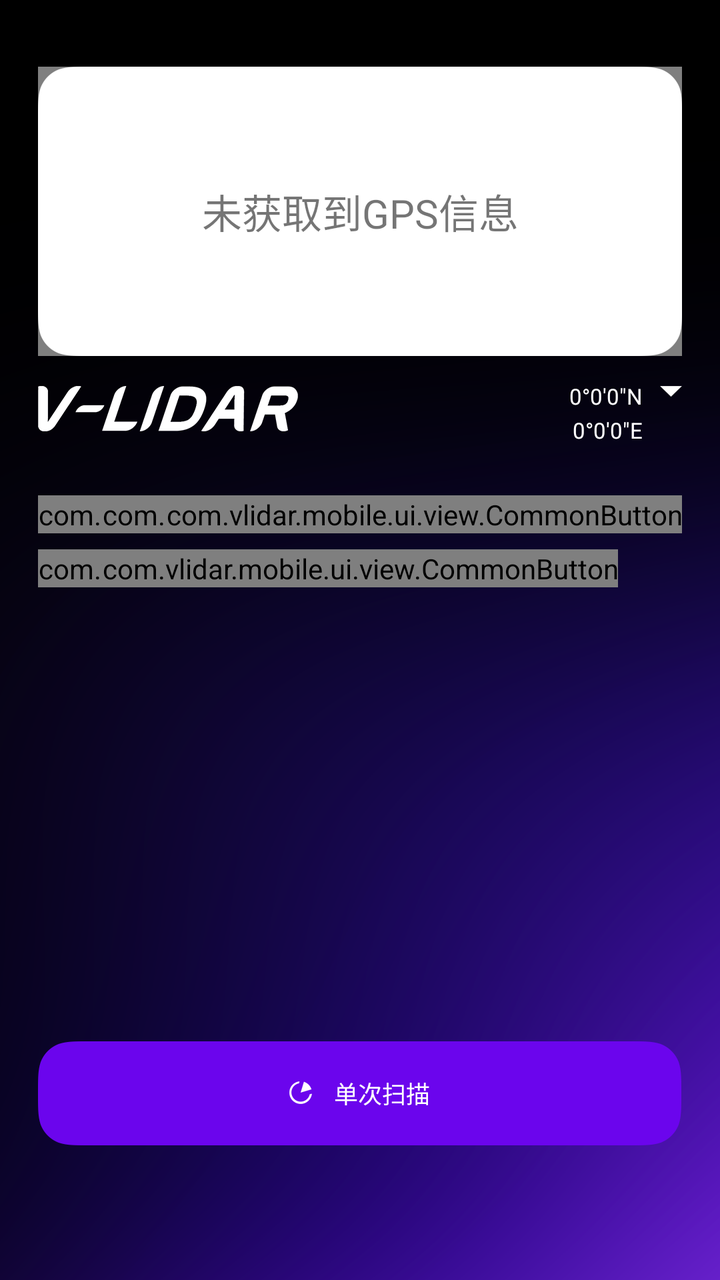
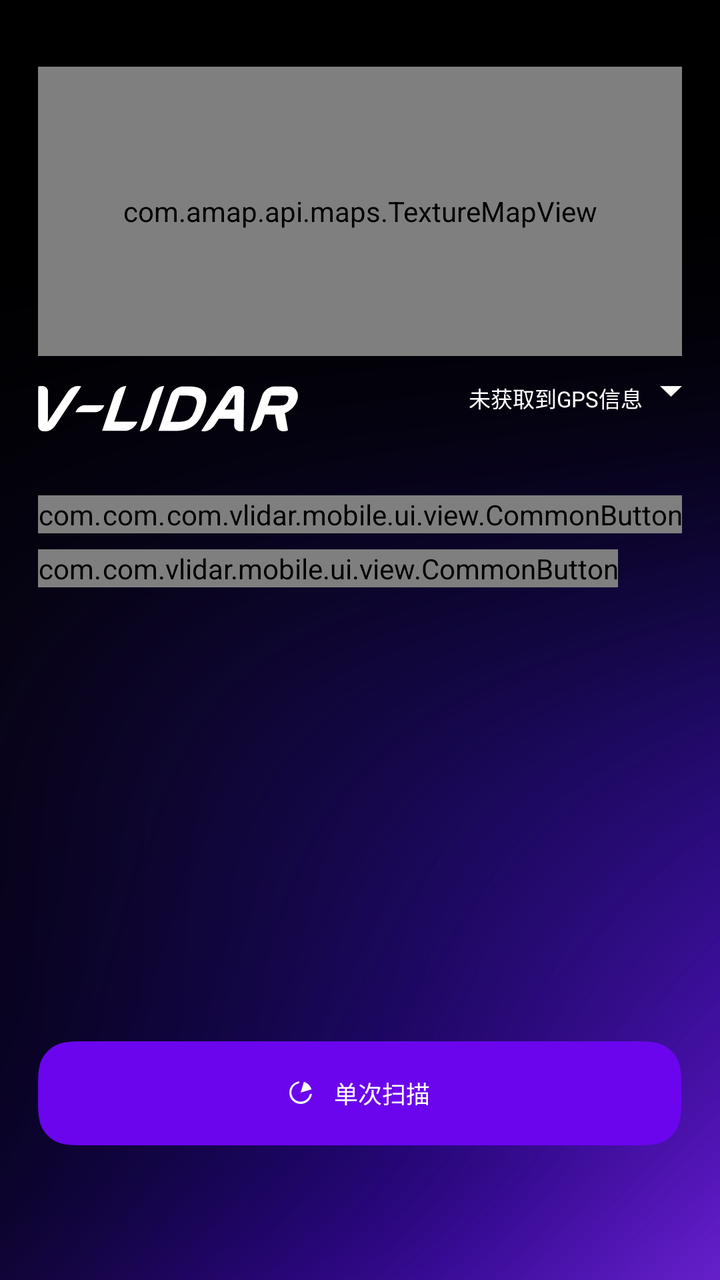

The first picture is an Android layout as it rendered before a commit; the second is the same layout after the commit. The layout source and the unified diff follow.
<!-- AndroidManifest.xml: application theme AppTheme -->
<!-- res/layout/activity_main.xml -->
<?xml version="1.0" encoding="utf-8"?>
<RelativeLayout xmlns:android="http://schemas.android.com/apk/res/android"
    xmlns:tools="http://schemas.android.com/tools"
    android:layout_width="match_parent"
    android:layout_height="match_parent"
    android:background="@drawable/background"
    tools:context=".ui.activity.MainActivity">

    <RelativeLayout
        android:id="@+id/rl_map_with_button"
        android:layout_width="match_parent"
        android:layout_height="match_parent"
        android:layout_above="@id/rl_scan_once">

        <com.amap.api.maps.TextureMapView
            android:id="@+id/map"
            android:layout_width="match_parent"
            android:layout_height="@dimen/map_height"
            android:layout_marginStart="@dimen/main_margin_horizontal"
            android:layout_marginTop="@dimen/map_margin_top"
            android:layout_marginEnd="@dimen/main_margin_horizontal"
            android:background="@drawable/map" />

        <TextView
            android:id="@+id/tv_no_gps"
            android:layout_width="match_parent"
            android:layout_height="@dimen/map_height"
            android:layout_marginStart="@dimen/main_margin_horizontal"
            android:layout_marginTop="@dimen/map_margin_top"
            android:layout_marginEnd="@dimen/main_margin_horizontal"
            android:background="@drawable/map"
            android:gravity="center"
            android:text="@string/no_gps"
            android:textSize="20sp" />

        <ImageView
            android:id="@+id/iv_logo"
            android:layout_width="wrap_content"
            android:layout_height="wrap_content"
            android:layout_below="@id/map"
            android:layout_marginStart="@dimen/main_margin_horizontal"
            android:layout_marginTop="@dimen/logo_margin_top"
            android:src="@drawable/logo_min" />



        <RelativeLayout
            android:id="@+id/rl_show_hide_map"
            android:layout_width="wrap_content"
            android:layout_height="wrap_content"
            android:layout_below="@id/map">

            <ImageButton
                android:id="@+id/ib_up_down"
                android:layout_width="wrap_content"
                android:layout_height="wrap_content"
                android:layout_alignParentEnd="true"
                android:layout_marginTop="@dimen/logo_margin_top"
                android:layout_marginEnd="@dimen/main_margin_horizontal"
                android:background="@android:color/transparent"
                android:src="@drawable/down" />

            <TextView
                android:id="@+id/tv_latitude"
                android:layout_width="wrap_content"
                android:layout_height="wrap_content"
                android:layout_marginTop="@dimen/latitude_margin_top"
                android:layout_marginEnd="@dimen/latitude_longitude_margin_end"
                android:layout_toStartOf="@id/ib_up_down"
                android:src="@drawable/logo_min"
                android:text="0°0'0&quot;N"
                android:textColor="@color/colorWhite"
                android:textSize="@dimen/latitude_longitude_text_size" />

            <TextView
                android:id="@+id/tv_longitude"
                android:layout_width="wrap_content"
                android:layout_height="wrap_content"
                android:layout_below="@id/tv_latitude"
                android:layout_marginTop="@dimen/longitude_margin_top"
                android:layout_marginEnd="@dimen/latitude_longitude_margin_end"
                android:layout_toStartOf="@id/ib_up_down"
                android:src="@drawable/logo_min"
                android:text="0°0'0&quot;E"
                android:textColor="@color/colorWhite"
                android:textSize="@dimen/latitude_longitude_text_size" />
        </RelativeLayout>

        <RelativeLayout
            android:id="@+id/rl_common_button"
            android:layout_width="match_parent"
            android:layout_height="wrap_content"
            android:layout_below="@id/iv_logo"
            android:layout_marginStart="@dimen/main_margin_horizontal"
            android:layout_marginTop="@dimen/button_margin_top"
            android:layout_marginEnd="@dimen/main_margin_horizontal">

            <com.vlidar.mobile.ui.view.CommonButton
                android:id="@+id/cb_power"
                android:layout_width="wrap_content"
                android:layout_height="wrap_content"
                android:background="@drawable/common_button_selector" />

            <com.vlidar.mobile.ui.view.CommonButton
                android:id="@+id/cb_radar"
                android:layout_width="wrap_content"
                android:layout_height="wrap_content"
                android:layout_centerHorizontal="true"
                android:background="@drawable/common_button_selector" />

            <com.vlidar.mobile.ui.view.CommonButton
                android:id="@+id/cb_bt"
                android:layout_width="wrap_content"
                android:layout_height="wrap_content"
                android:layout_alignParentEnd="true"
                android:background="@drawable/common_button_selector"
                tools:ignore="RelativeOverlap" />

        </RelativeLayout>

        <com.vlidar.mobile.ui.view.CommonButton
            android:id="@+id/cb_imu"
            android:layout_width="wrap_content"
            android:layout_height="wrap_content"
            android:layout_below="@id/rl_common_button"
            android:layout_marginStart="@dimen/main_margin_horizontal"
            android:layout_marginTop="@dimen/common_button_margin_top"
            android:background="@drawable/common_button_selector" />

        <com.vlidar.mobile.ui.view.CommonButton
            android:id="@+id/cb_timer_scan"
            android:layout_width="wrap_content"
            android:layout_height="wrap_content"
            android:layout_below="@id/rl_common_button"
            android:layout_centerHorizontal="true"
            android:layout_marginTop="@dimen/common_button_margin_top"
            android:background="@drawable/common_button_selector" />

    </RelativeLayout>

    <RelativeLayout
        android:id="@+id/rl_scan_once"
        android:layout_width="wrap_content"
        android:layout_height="wrap_content"
        android:layout_alignParentBottom="true"
        android:layout_centerHorizontal="true"
        android:layout_marginBottom="@dimen/button_margin_bottom"
        android:background="@drawable/bottom_button_selector">

        <LinearLayout
            android:layout_width="wrap_content"
            android:layout_height="wrap_content"
            android:layout_centerInParent="true"
            android:orientation="horizontal">

            <ImageView
                android:layout_width="wrap_content"
                android:layout_height="wrap_content"
                android:layout_gravity="center_vertical"
                android:clickable="false"
                android:src="@drawable/scan_icon_min" />

            <TextView
                android:id="@+id/tv_scan_once"
                android:layout_width="wrap_content"
                android:layout_height="wrap_content"
                android:layout_marginStart="@dimen/bottom_button_margin_icon"
                android:clickable="false"
                android:text="@string/scan_once"
                android:textColor="@color/colorWhite"
                android:textSize="@dimen/bottom_button_text_size" />
        </LinearLayout>

    </RelativeLayout>

</RelativeLayout>
<!-- resources referenced by this layout -->
<resources>
  <color name="colorWhite">#FFFFFF</color>
  <dimen name="bottom_button_margin_icon">11dp</dimen>
  <dimen name="bottom_button_text_size">12sp</dimen>
  <dimen name="button_margin_bottom">67.3dp</dimen>
  <dimen name="button_margin_top">32dp</dimen>
  <dimen name="common_button_margin_top">8dp</dimen>
  <dimen name="latitude_longitude_margin_end">8.7dp</dimen>
  <dimen name="latitude_longitude_text_size">11sp</dimen>
  <dimen name="latitude_margin_top">12.5dp</dimen>
  <dimen name="logo_margin_top">15dp</dimen>
  <dimen name="longitude_margin_top">2.3dp</dimen>
  <dimen name="main_margin_horizontal">19dp</dimen>
  <dimen name="map_height">144.7dp</dimen>
  <dimen name="map_margin_top">33.3dp</dimen>
  <!-- drawable background: png bitmap (drawable-hdpi, 50799 bytes) -->
  <!-- drawable bottom_button_selector (drawable) -->
  <?xml version="1.0" encoding="utf-8"?>
  <selector xmlns:android="http://schemas.android.com/apk/res/android">
      <item android:drawable="@drawable/bottom_button_p" android:state_pressed="true" />
      <item android:drawable="@drawable/bottom_button_n" />
  
  </selector>
  <!-- drawable common_button_selector (drawable) -->
  <?xml version="1.0" encoding="utf-8"?>
  <selector xmlns:android="http://schemas.android.com/apk/res/android">
      <item android:drawable="@drawable/button_p" android:state_pressed="true" />
      <item android:drawable="@drawable/button_n" android:state_enabled="true" />
      <item android:drawable="@drawable/button_d" />
  
  </selector>
  <!-- drawable down: png bitmap (drawable-hdpi, 1034 bytes) -->
  <!-- drawable logo_min: png bitmap (drawable-hdpi, 3582 bytes) -->
  <!-- drawable map: png bitmap (drawable-hdpi, 2590 bytes) -->
  <!-- drawable scan_icon_min: png bitmap (drawable-hdpi, 1256 bytes) -->
  <string name="no_gps">未获取到GPS信息</string>
  <string name="scan_once">单次扫描</string>
  <style name="AppTheme" parent="Theme.AppCompat.Light.NoActionBar">
          
          <item name="colorPrimary">@color/colorPrimary</item>
          <item name="colorPrimaryDark">@color/colorPrimaryDark</item>
          <item name="colorAccent">@color/colorAccent</item>
      </style>
  <!-- drawable bottom_button_p: png bitmap (drawable-hdpi, 2105 bytes) -->
  <!-- drawable bottom_button_n: png bitmap (drawable-hdpi, 2074 bytes) -->
  <!-- drawable button_p: png bitmap (drawable-hdpi, 2094 bytes) -->
  <!-- drawable button_n: png bitmap (drawable-hdpi, 2093 bytes) -->
  <!-- drawable button_d: png bitmap (drawable-hdpi, 1968 bytes) -->
  <color name="colorPrimary">#6200EE</color>
  <color name="colorPrimaryDark">#3700B3</color>
  <color name="colorAccent">#03DAC5</color>
</resources>

<!-- the commit's change to res/layout/activity_main.xml (unified diff, before → after) -->
@@ -21,18 +21,6 @@
             android:layout_marginEnd="@dimen/main_margin_horizontal"
             android:background="@drawable/map" />
 
-        <TextView
-            android:id="@+id/tv_no_gps"
-            android:layout_width="match_parent"
-            android:layout_height="@dimen/map_height"
-            android:layout_marginStart="@dimen/main_margin_horizontal"
-            android:layout_marginTop="@dimen/map_margin_top"
-            android:layout_marginEnd="@dimen/main_margin_horizontal"
-            android:background="@drawable/map"
-            android:gravity="center"
-            android:text="@string/no_gps"
-            android:textSize="20sp" />
-
         <ImageView
             android:id="@+id/iv_logo"
             android:layout_width="wrap_content"
@@ -42,7 +30,7 @@
             android:layout_marginTop="@dimen/logo_margin_top"
             android:src="@drawable/logo_min" />
 
-
+        
 
         <RelativeLayout
             android:id="@+id/rl_show_hide_map"
@@ -70,7 +58,8 @@
                 android:src="@drawable/logo_min"
                 android:text="0°0'0&quot;N"
                 android:textColor="@color/colorWhite"
-                android:textSize="@dimen/latitude_longitude_text_size" />
+                android:textSize="@dimen/latitude_longitude_text_size"
+                android:visibility="gone" />
 
             <TextView
                 android:id="@+id/tv_longitude"
@@ -82,6 +71,22 @@
                 android:layout_toStartOf="@id/ib_up_down"
                 android:src="@drawable/logo_min"
                 android:text="0°0'0&quot;E"
+                android:textColor="@color/colorWhite"
+                android:textSize="@dimen/latitude_longitude_text_size"
+                android:visibility="gone" />
+
+            <TextView
+                android:id="@+id/tv_no_gps"
+                android:layout_width="wrap_content"
+                android:layout_height="wrap_content"
+                android:layout_marginTop="4.5dp"
+                android:layout_marginEnd="@dimen/latitude_longitude_margin_end"
+                android:layout_marginBottom="-8dp"
+                android:layout_toStartOf="@id/ib_up_down"
+                android:paddingTop="8dp"
+                android:paddingBottom="8dp"
+                android:src="@drawable/logo_min"
+                android:text="@string/no_gps"
                 android:textColor="@color/colorWhite"
                 android:textSize="@dimen/latitude_longitude_text_size" />
         </RelativeLayout>
